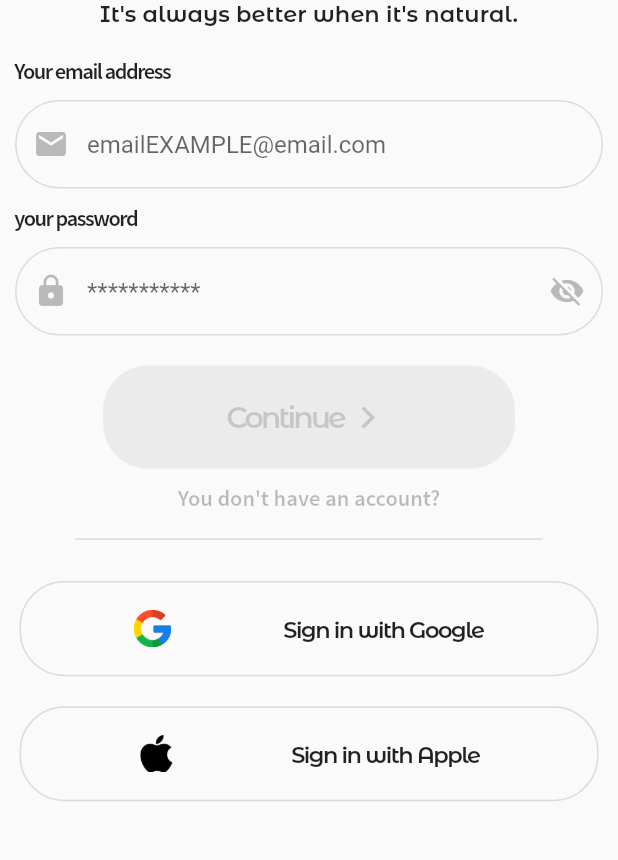
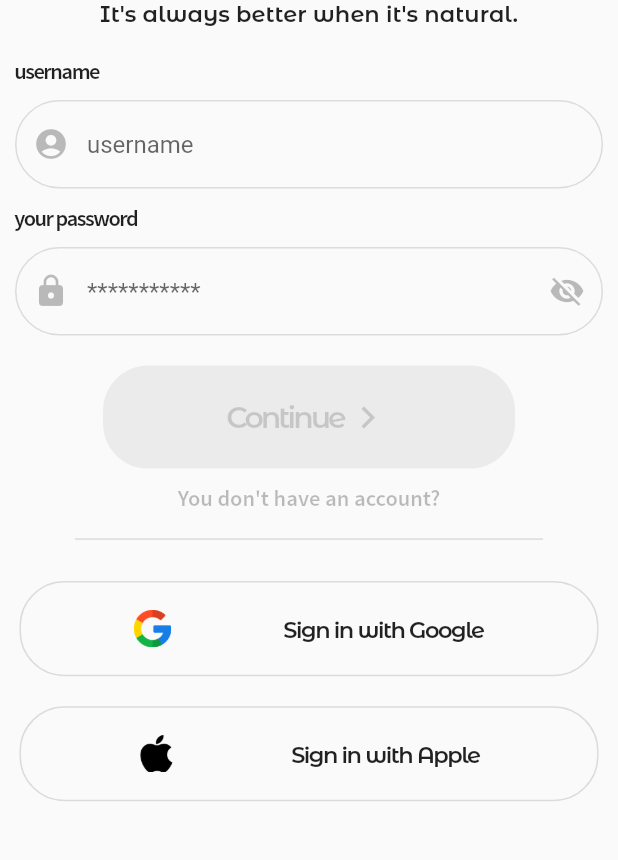
Before and after one commit to OussemaZaier/toredo, a Flutter app: the LoginPage screen opened directly, on a phone screen of 412 x 824 dp, the part 177-1037 px from its top. Run offline on Flutter 3.47's test engine with Material 2 defaults, Android fonts, the phone set to English and light mode, and no system bars; our stand-ins replace animated_splash_screen, curved_navigation_bar, dio, flutter_dotenv, page_transition; missing offline and left inert: dart:ffi, flutter_statusbarcolor_ns; generated files the repository leaves out were written again; project files that could hold a hidden picture were left out.

Commit message:
fixing login and signup

```diff
--- a/lib/api/api.dart
+++ b/lib/api/api.dart
@@ -12,7 +12,7 @@ class APIService {
     String SECRET = dotenv.env['SECRET'].toString();
     String URL = dotenv.env['URL'].toString();
     String fullURL = dotenv.env['customerURL'].toString();
-    var authToken = base64.encode(utf8.encode(KEY + ':' + SECRET));
+    var authToken = base64.encode(utf8.encode('$KEY:$SECRET'));
     try {
       print(customer.toJSON());
       var res = await Dio().post(
@@ -39,7 +39,7 @@ class APIService {
     }
   }
 
-  void loginCustomer(String email, String username, String password) async {
+  void loginCustomer(String username, String password) async {
     LoginModel model;
     try {
       var response = await Dio().post(
@@ -49,13 +49,11 @@ class APIService {
           'password': password,
         },
         options: new Options(
-          headers: {
-            HttpHeaders.contentTypeHeader: 'application/x-www-form-urlencoded'
-          },
+          headers: {HttpHeaders.contentTypeHeader: 'application/json'},
         ),
       );
       if (response.statusCode == 200) {
-        model = LoginModel.fromJSON(response.data);
+        //model = LoginModel.fromJSON(response.data);
       }
       print('success');
       print(response.data);
--- a/lib/l10n/app_ar.arb
+++ b/lib/l10n/app_ar.arb
@@ -2,6 +2,8 @@
     "helloMsg": "إنه دائمًا أفضل عندما يكون طبيعيًا.",
     "started": "ابدأ مجانًا الآن",
     "yourEmail": "عنوان بريدك  الإلكتروني",
+    "yourUsername": "اسم المستخدم الخاص بك",
+    "username": "اسم المستخدم",
     "yourPwd": "كلمة السر خاصتك",
     "advanced": "استمر",
     "or": "أو",
--- a/lib/l10n/app_en.arb
+++ b/lib/l10n/app_en.arb
@@ -9,6 +9,14 @@
   },
   "yourEmail": "Your email address",
   "@yourEmail": {
+    "description": "The first message to show"
+  },
+  "yourUsername": "Your username",
+  "@yourUsername": {
+    "description": "The first message to show"
+  },
+  "username": "username",
+  "@username": {
     "description": "The first message to show"
   },
   "yourPwd": "your password",
--- a/lib/l10n/app_fr.arb
+++ b/lib/l10n/app_fr.arb
@@ -2,6 +2,8 @@
     "helloMsg": "C'est toujours mieux quand c'est naturel.",
     "started": "Commencez gratuitement",
     "yourEmail": "Votre adresse mail",
+    "yourUsername": "Votre nom d'utilisateur",
+    "username": "nom d'utilisateur",
     "yourPwd": "Votre mot de passe",
     "advanced": "Continuer",
     "or": "Ou bien",
--- a/lib/pages/loginPage.dart
+++ b/lib/pages/loginPage.dart
@@ -29,7 +29,9 @@ class _LoginPageState extends State<LoginPage> {
     print('tapped login');
     APIService api = APIService();
     api.loginCustomer(
-        emailController.text, emailController.text, passwordController.text);
+      userController.text,
+      passwordController.text,
+    );
     Navigator.push(
       context,
       MaterialPageRoute(
@@ -128,13 +130,8 @@ class _LoginPageState extends State<LoginPage> {
                   crossAxisAlignment: CrossAxisAlignment.start,
                   children: [
                     //username field
-                    Visibility(
-                      visible: !widget.isItLoginPage,
-                      child: Column(
-                        crossAxisAlignment: CrossAxisAlignment.start,
-                        children: [
                     Text(
-                            AppLocalizations.of(context)!.yourEmail,
+                      AppLocalizations.of(context)!.username,
                       style: TextStyle(
                         fontFamily: 'Falling',
                         fontSize: 15,
@@ -165,7 +162,7 @@ class _LoginPageState extends State<LoginPage> {
                           borderRadius: BorderRadius.circular(30),
                           borderSide: BorderSide(color: Colors.black12),
                         ),
-                              hintText: 'username',
+                        hintText: AppLocalizations.of(context)!.username,
                         prefixIcon: Icon(
                           Icons.account_circle,
                           color: Colors.black26,
@@ -187,10 +184,12 @@ class _LoginPageState extends State<LoginPage> {
                       keyboardType: TextInputType.name,
                       textInputAction: TextInputAction.next,
                     ),
-                        ],
-                      ),
-                    ),
                     //email
+                    Visibility(
+                      visible: !widget.isItLoginPage,
+                      child: Column(
+                        crossAxisAlignment: CrossAxisAlignment.start,
+                        children: [
                           Text(
                             AppLocalizations.of(context)!.yourEmail,
                             style: TextStyle(
@@ -245,6 +244,10 @@ class _LoginPageState extends State<LoginPage> {
                             keyboardType: TextInputType.emailAddress,
                             textInputAction: TextInputAction.next,
                           ),
+                        ],
+                      ),
+                    ),
+
                     const SizedBox(
                       height: 10,
                     ),
```
Also changed, not shown: 1 other file. Lines whose indentation alone changed are shown as unchanged.
